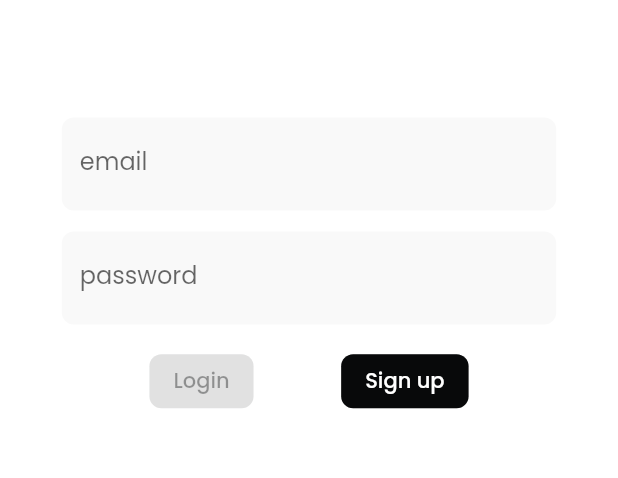
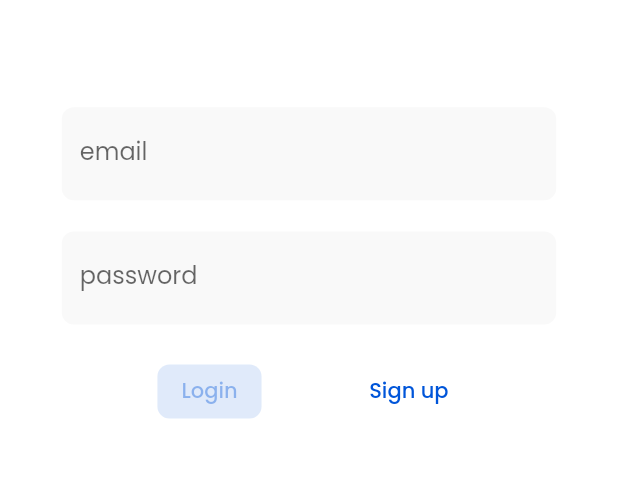
Before and after one commit to life-long-project/snap_jobs_app, a Flutter app: the screen it shows after launch, on a phone screen of 412 x 824 dp, the part 446-924 px from its top. Run offline on Flutter 3.47's test engine with Material 2 defaults, Android fonts, the phone set to English and light mode, and no system bars; our stand-ins replace bloc, connectivity_plus, curved_navigation_bar, dartz, equatable, flutter_bloc and 4 more.

Commit message:
welcome massage, some UI enhancements

```diff
--- /dev/null
+++ b/lib/app_localizations.dart
@@ -0,0 +1,3 @@
+//TODO : add support for arabic language
+
+//https://docs.flutter.dev/accessibility-and-localization/internationalization
--- a/lib/authentication_and_login_features/presentation/components/login_form.dart
+++ b/lib/authentication_and_login_features/presentation/components/login_form.dart
@@ -59,7 +59,7 @@ class _LoginFormState extends State<LoginForm> {
       child: Form(
         key: _formKey,
         child: Column(
-          mainAxisAlignment: MainAxisAlignment.spaceAround,
+          mainAxisAlignment: MainAxisAlignment.spaceBetween,
           crossAxisAlignment: CrossAxisAlignment.center,
           children: [
             EmailInput(focusNode: _emailFocusNode),
@@ -81,7 +81,7 @@ class _LoginFormState extends State<LoginForm> {
 class _SignUpButton extends StatelessWidget {
   @override
   Widget build(BuildContext context) {
-    return OutlinedButton(
+    return TextButton(
       onPressed: () {
         Navigator.of(context).push(
           SignUpPages.route(),
--- a/lib/core/utilities_and_theme/themeApp/themeDataLight.dart
+++ b/lib/core/utilities_and_theme/themeApp/themeDataLight.dart
@@ -14,7 +14,7 @@ class ThemeVariables {
   static const onPrimary = LightColors.darkGrey;
   static const onSecondary = LightColors.white;
   static const surface = LightColors.white;
-  static const onSurface = LightColors.darkBlueBlack;
+  static const onSurface = LightColors.blue;
   static const background = LightColors.white;
   static const onBackground = LightColors.darkGrey;
   static const error = Colors.red;
@@ -25,7 +25,7 @@ class ThemeVariables {
 }
 
 ThemeData getThemeDtaLight() => ThemeData(
-  //*colors
+      //*colors
       scaffoldBackgroundColor: Colors.white,
       colorScheme: const ColorScheme(
           primary: ThemeVariables.primary,
@@ -50,7 +50,6 @@ ThemeData getThemeDtaLight() => ThemeData(
       inputDecorationTheme: const InputDecorationTheme(
         fillColor: ThemeVariables.inputColor,
         filled: true,
-
         prefixIconColor: ThemeVariables.secondary,
         suffixIconColor: ThemeVariables.secondary,
         border: OutlineInputBorder(
@@ -62,6 +61,7 @@ ThemeData getThemeDtaLight() => ThemeData(
       elevatedButtonTheme: ElevatedButtonThemeData(
         style: ElevatedButton.styleFrom(
           backgroundColor: ThemeVariables.secondary,
+          foregroundColor: ThemeVariables.onSecondary,
           shape: RoundedRectangleBorder(
             borderRadius: BorderRadius.circular(8),
           ),
@@ -71,6 +71,18 @@ ThemeData getThemeDtaLight() => ThemeData(
       outlinedButtonTheme: OutlinedButtonThemeData(
         style: OutlinedButton.styleFrom(
           backgroundColor: ThemeVariables.inverseSurface,
+          foregroundColor: ThemeVariables.onInverseSurface,
+          shape: RoundedRectangleBorder(
+            borderRadius: BorderRadius.circular(8),
+          ),
+        ),
+      ),
+      //*textButton
+      textButtonTheme: TextButtonThemeData(
+        style: TextButton.styleFrom(
+          backgroundColor: ThemeVariables.surface,
+          foregroundColor:ThemeVariables.onSurface ,
+
           shape: RoundedRectangleBorder(
             borderRadius: BorderRadius.circular(8),
           ),
--- a/pubspec.yaml
+++ b/pubspec.yaml
@@ -56,13 +56,15 @@ dependencies:
   google_fonts: ^4.0.4
   shimmer: ^2.0.0
   curved_navigation_bar: ^1.0.3
-  intl: ^0.18.1
+  intl: any
   json_annotation: ^4.8.0
   path: ^1.8.3
   connectivity_plus: ^3.0.6
   formz: ^0.6.0
   http: ^0.13.6
   shared_preferences: ^2.1.1
+  flutter_localizations:
+    sdk: flutter
 
 
 
```
Also changed, not shown: lib/Home_Feature/Presentation/UI/Screens/home.dart (+23 -7 lines), pubspec.lock.
